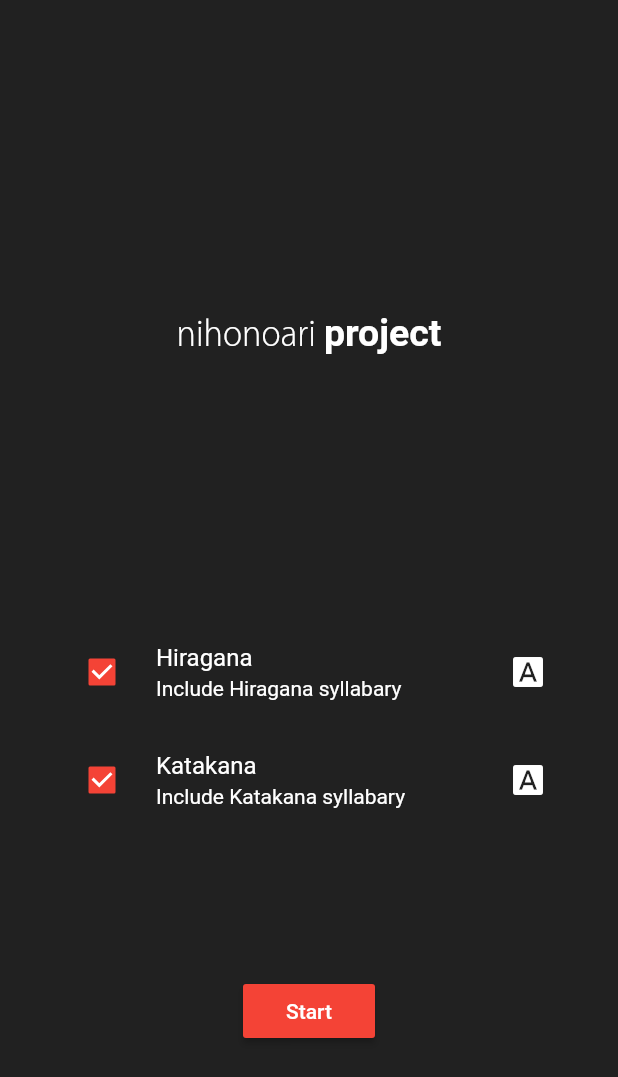
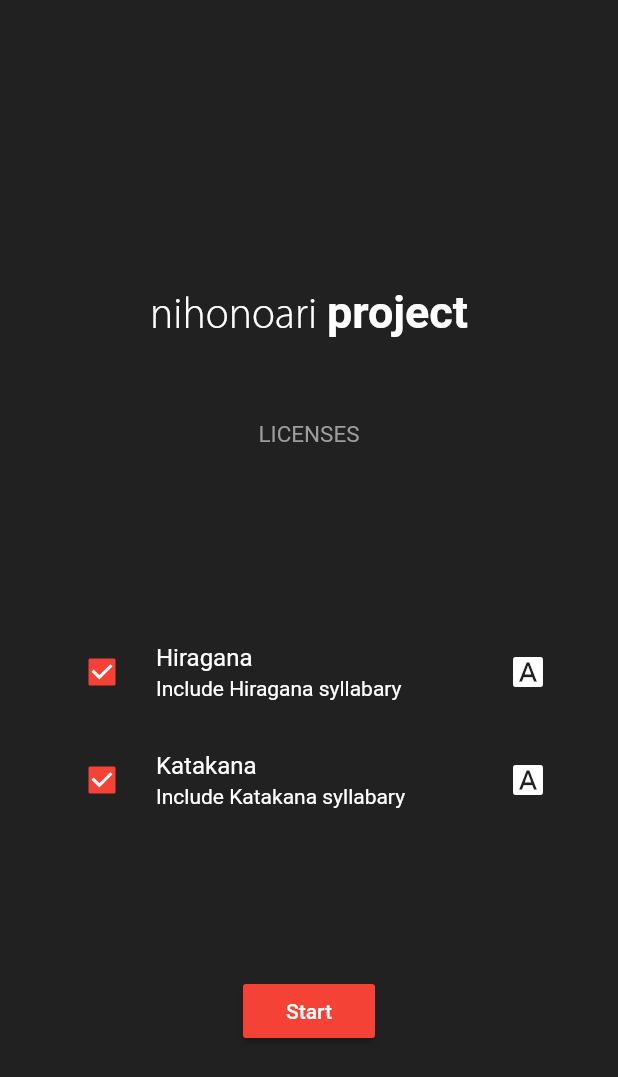
Before and after one commit to aeri/Nihonoari-App, a Flutter app: the screen it shows after launch, on a phone screen of 412 x 824 dp. Shown: the top 1077 px of the screen. Run offline on Flutter 3.47's test engine with Material 2 defaults, Android fonts, the phone set to English and light mode, and no system bars; our stand-ins replace font_awesome_flutter; missing offline and left inert: kana.

Commit message:
Add LICENSE text

```diff
--- a/lib/main.dart
+++ b/lib/main.dart
@@ -1,5 +1,13 @@
 import 'package:flutter/material.dart';
 import 'party.dart';
+import 'package:flutter/gestures.dart';
+
+import 'dart:async' show Future;
+import 'package:flutter/services.dart' show rootBundle;
+
+Future<String> loadAsset() async {
+  return await rootBundle.loadString('assets/LICENSES.txt');
+}
 
 void main() {
   runApp(new MaterialApp(
@@ -26,6 +34,35 @@ class _State extends State<MyApp> {
     _isButtonDisabled = _katakana || _hiragana ? false : true;
   }
 
+  void _showLicense() async{
+    String data =  await loadAsset();
+    // flutter defined function
+    showDialog(
+      context: context,
+      builder: (BuildContext context) {
+        // return object of type Dialog
+        return AlertDialog(
+          title: new Text("Licenses"),
+          content: new SingleChildScrollView (
+            child: Text(data) ,
+          )
+
+          ,
+          actions: <Widget>[
+            // usually buttons at the bottom of the dialog
+            new FlatButton(
+              child: new Text("Close"),
+              onPressed: () {
+                Navigator.of(context).pop();
+              },
+            ),
+          ],
+        );
+      },
+    );
+  }
+
+
   @override
   Widget build(BuildContext context) {
     return new Scaffold(
@@ -38,15 +75,18 @@ class _State extends State<MyApp> {
             children: <Widget>[
               Expanded(
                   flex: 2,
-                child: Padding(
-                  padding: EdgeInsets.all(5.0),
-                  child: Center(
+                  child: Column(
+                    mainAxisAlignment: MainAxisAlignment.center,
+                    crossAxisAlignment: CrossAxisAlignment.center,
+                    children: <Widget>[
+                      Padding(
+                        padding: EdgeInsets.all(50.0),
                         child: RichText(
                           text: TextSpan(
                             text: 'nihonoari ',
                             style: TextStyle(
                               fontFamily: 'AppleTP',
-                        fontSize: 25.0,
+                              fontSize: 30.0,
                               color: Colors.white,
                             ),
                             children: <TextSpan>[
@@ -55,9 +95,27 @@ class _State extends State<MyApp> {
                                   style: TextStyle(fontWeight: FontWeight.bold)),
                             ],
                           ),
-                  )),
                         ),
                       ),
+
+                      Padding(
+                        padding: EdgeInsets.all(5),
+                        child: RichText(
+                          text: TextSpan(
+                            text: 'LICENSES',
+                            recognizer: TapGestureRecognizer()..onTap = () {
+                              _showLicense();
+                            },
+                            style: TextStyle(
+                              fontSize: 15.0,
+                              color: Colors.grey,
+                            ),
+                          ),
+                        ),
+                      ),
+
+                    ],
+                  )),
               Expanded(
                 flex: 2,
                 child: new Column(children: <Widget>[
@@ -127,7 +185,8 @@ class _State extends State<MyApp> {
                                   Navigator.pushReplacement(
                                     context,
                                     MaterialPageRoute(
-                                        builder: (BuildContext context) => new Party(
+                                        builder: (BuildContext context) =>
+                                            new Party(
                                               h: _hiragana,
                                               k: _katakana,
                                             )),
--- a/pubspec.yaml
+++ b/pubspec.yaml
@@ -38,6 +38,8 @@ flutter:
     - family: AppleTPT
       fonts:
       - asset: assets/apple-tp_text.ttf
+  assets:
+    - assets/LICENSES.txt
 
   # The following line ensures that the Material Icons font is
   # included with your application, so that you can use the icons in
```
Lines whose indentation alone changed are shown as unchanged.
